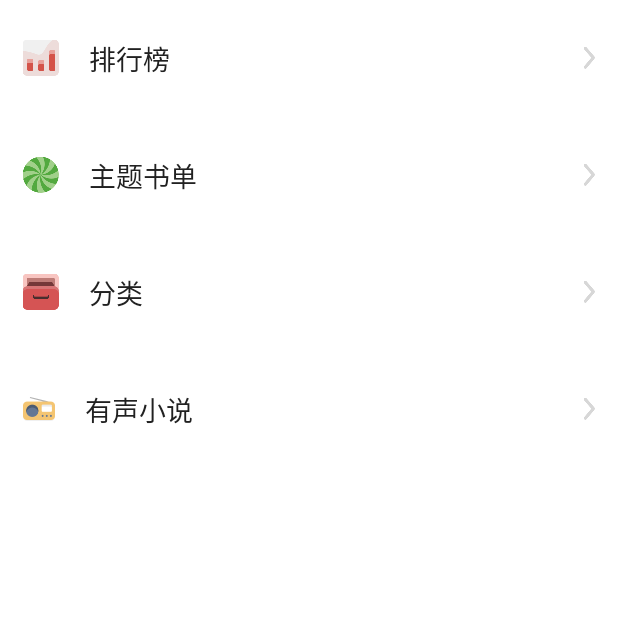
After one commit to smuyyh/BookReader, an Android app: the fragment FindFragment shown on its own in the app's theme, on a phone screen of 412 x 824 dp, the top half of it. The commit adds this screen. Run offline under Robolectric (Android 15) with nearby library versions, the phone set to English and light mode, and no system bars; our stand-ins replace ButterKnife; pictures from the network do not load.

Commit message:
发现页面UI实现

```diff
--- /dev/null
+++ b/app/src/main/java/com/justwayward/reader/bean/FindBean.java
@@ -0,0 +1,32 @@
+package com.justwayward.reader.bean;
+
+/**
+ * Created by lfh on 2016/8/16.
+ */
+public class FindBean {
+
+    private String title;
+    private int iconResId;
+
+
+    public FindBean(String title, int iconResId) {
+        this.title = title;
+        this.iconResId = iconResId;
+    }
+
+    public String getTitle() {
+        return title;
+    }
+
+    public void setTitle(String title) {
+        this.title = title;
+    }
+
+    public int getIconResId() {
+        return iconResId;
+    }
+
+    public void setIconResId(int iconResId) {
+        this.iconResId = iconResId;
+    }
+}
--- a/app/src/main/java/com/justwayward/reader/ui/activity/MainActivity.java
+++ b/app/src/main/java/com/justwayward/reader/ui/activity/MainActivity.java
@@ -41,6 +41,7 @@ import com.justwayward.reader.component.AppComponent;
 import com.justwayward.reader.component.DaggerMainActivityComponent;
 import com.justwayward.reader.service.DownloadBookService;
 import com.justwayward.reader.ui.contract.MainContract;
+import com.justwayward.reader.ui.fragment.FindFragment;
 import com.justwayward.reader.ui.fragment.RecommendFragment;
 import com.justwayward.reader.ui.presenter.MainActivityPresenter;
 import com.justwayward.reader.view.RVPIndicator;
@@ -107,8 +108,9 @@ public class MainActivity extends BaseActivity implements MainContract.View {
 
         for (String data : mDatas) {
 //            RecommendFragment fragment = RecommendFragment.newInstance(data);
-            RecommendFragment fragment = new RecommendFragment();
-            mTabContents.add(fragment);
+            mTabContents.add(new RecommendFragment());
+            mTabContents.add(new RecommendFragment());
+            mTabContents.add(new FindFragment());
         }
 
         mAdapter = new FragmentPagerAdapter(getSupportFragmentManager()) {
--- /dev/null
+++ b/app/src/main/java/com/justwayward/reader/ui/adapter/FindAdapter.java
@@ -0,0 +1,40 @@
+package com.justwayward.reader.ui.adapter;
+
+import android.content.Context;
+import android.view.View;
+
+import com.justwayward.reader.R;
+import com.justwayward.reader.bean.FindBean;
+import com.justwayward.reader.common.OnRvItemClickListener;
+import com.yuyh.easyadapter.recyclerview.EasyRVAdapter;
+import com.yuyh.easyadapter.recyclerview.EasyRVHolder;
+
+import java.util.List;
+
+/**
+ * @author lfh.
+ * @date 16/8/16.
+ */
+public class FindAdapter extends EasyRVAdapter<FindBean> {
+    private OnRvItemClickListener itemClickListener;
+
+    public FindAdapter(Context context, List<FindBean> list, OnRvItemClickListener
+            listener) {
+        super(context, list, R.layout.item_find);
+        this.itemClickListener = listener;
+    }
+
+    @Override
+    protected void onBindData(final EasyRVHolder holder, final int position, final FindBean item) {
+
+        holder.setText(R.id.tvTitle, item.getTitle());
+        holder.setImageResource(R.id.ivIcon,item.getIconResId());
+
+        holder.setOnItemViewClickListener(new View.OnClickListener() {
+            @Override
+            public void onClick(View v) {
+                itemClickListener.onItemClick(holder.getItemView(), position, item);
+            }
+        });
+    }
+}
--- /dev/null
+++ b/app/src/main/java/com/justwayward/reader/ui/fragment/FindFragment.java
@@ -0,0 +1,74 @@
+package com.justwayward.reader.ui.fragment;
+
+import android.support.v7.widget.LinearLayoutManager;
+import android.support.v7.widget.RecyclerView;
+import android.view.View;
+
+import com.justwayward.reader.R;
+import com.justwayward.reader.base.BaseFragment;
+import com.justwayward.reader.bean.FindBean;
+import com.justwayward.reader.common.OnRvItemClickListener;
+import com.justwayward.reader.component.AppComponent;
+import com.justwayward.reader.ui.adapter.FindAdapter;
+
+import java.util.ArrayList;
+import java.util.List;
+
+import butterknife.Bind;
+
+public class FindFragment extends BaseFragment implements
+        OnRvItemClickListener<FindBean> {
+
+    @Bind(R.id.recyclerview)
+    RecyclerView mRecyclerView;
+
+    private FindAdapter mAdapter;
+    private List<FindBean> mList = new ArrayList<>();
+
+    @Override
+    public int getLayoutResId() {
+        return R.layout.fragment_find;
+    }
+
+    @Override
+    public void initDatas() {
+        mList.clear();
+        mList.add(new FindBean("排行榜",R.drawable.home_find_rank));
+        mList.add(new FindBean("主题书单",R.drawable.home_find_topic));
+        mList.add(new FindBean("分类",R.drawable.home_find_category));
+        mList.add(new FindBean("有声小说",R.drawable.home_find_listen));
+    }
+
+    @Override
+    public void configViews() {
+        mRecyclerView.setHasFixedSize(true);
+        mRecyclerView.setLayoutManager(new LinearLayoutManager(getActivity()));
+
+        mAdapter = new FindAdapter(mContext, mList,this);
+        mRecyclerView.setAdapter(mAdapter);
+
+    }
+
+    @Override
+    protected void setupActivityComponent(AppComponent appComponent) {
+
+    }
+
+    @Override
+    public void onItemClick(View view, int position, FindBean data) {
+        switch (position){
+            case 0:
+               // startActivity(new Intent(activity, BookReadActivity.class));
+                break;
+            case 1:
+                break;
+            case 2:
+                break;
+            case 3:
+                break;
+            default:
+                break;
+        }
+    }
+
+}
--- /dev/null
+++ b/app/src/main/res/layout/fragment_find.xml
@@ -0,0 +1,16 @@
+<?xml version="1.0" encoding="utf-8"?>
+<LinearLayout
+    xmlns:android="http://schemas.android.com/apk/res/android"
+    xmlns:app="http://schemas.android.com/apk/res-auto"
+    android:layout_width="match_parent"
+    android:layout_height="match_parent"
+    android:background="@color/common_bg"
+    app:layout_behavior="@string/appbar_scrolling_view_behavior">
+
+    <android.support.v7.widget.RecyclerView
+        android:id="@+id/recyclerview"
+        android:layout_width="match_parent"
+        android:layout_height="wrap_content"
+        android:foregroundGravity="center"/>
+
+</LinearLayout>
--- /dev/null
+++ b/app/src/main/res/layout/item_find.xml
@@ -0,0 +1,42 @@
+<?xml version="1.0" encoding="utf-8"?>
+<RelativeLayout xmlns:android="http://schemas.android.com/apk/res/android"
+    android:layout_width="match_parent"
+    android:layout_height="wrap_content"
+    android:paddingTop="25dp"
+    android:paddingBottom="25dp"
+    android:paddingLeft="15dp"
+    android:paddingRight="15dp">
+
+
+    <ImageView
+        android:id="@+id/ivIcon"
+        android:layout_width="wrap_content"
+        android:layout_height="wrap_content"
+        android:src="@drawable/home_find_rank"
+        android:layout_centerVertical="true"
+        />
+
+    <TextView
+        android:id="@+id/tvTitle"
+        android:layout_toRightOf="@id/ivIcon"
+        android:layout_width="wrap_content"
+        android:layout_height="wrap_content"
+        android:layout_centerVertical="true"
+        android:layout_marginLeft="20dp"
+        android:textColor="@color/common_h1"
+        android:text="排行榜"
+        android:textSize="18sp"
+        />
+
+
+
+
+    <ImageView
+        android:layout_alignParentRight="true"
+        android:layout_width="wrap_content"
+        android:layout_height="wrap_content"
+        android:src="@drawable/ios_arrow"
+        android:layout_centerVertical="true"
+        />
+
+</RelativeLayout>
```
Also changed, not shown: app/src/main/res/drawable-xxhdpi/home_find_category.png (added), app/src/main/res/drawable-xxhdpi/home_find_listen.png (added), app/src/main/res/drawable-xxhdpi/home_find_rank.png (added), app/src/main/res/drawable-xxhdpi/home_find_topic.png (added), app/src/main/res/drawable-xxhdpi/ic_rank_collapse.png (added), app/src/main/res/drawable-xxhdpi/ios_arrow.png (added).
